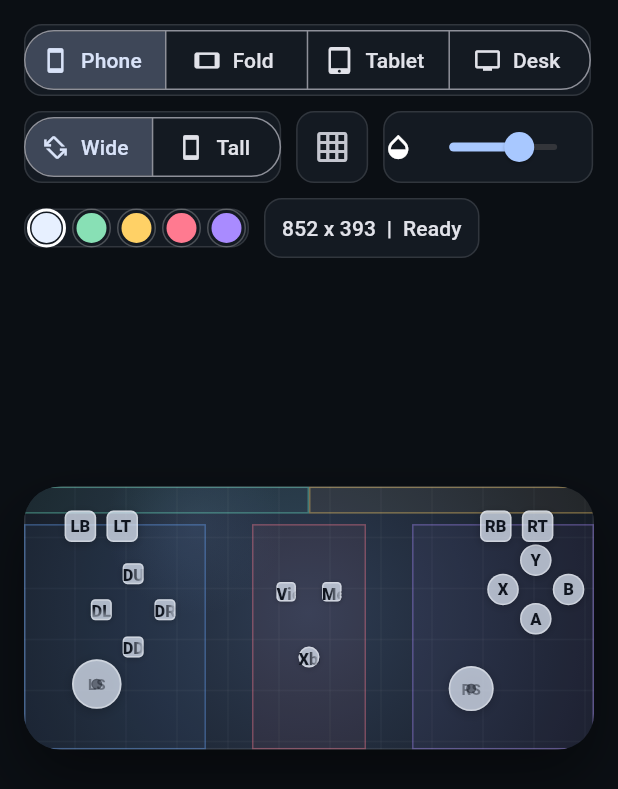
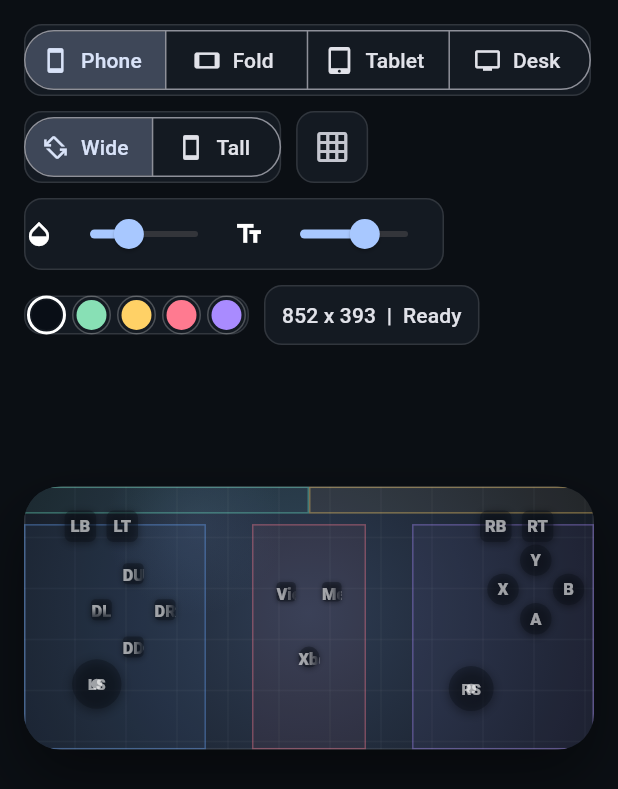
Before and after one commit to CloudPlayPlus/onscreen_gamepad, a Flutter app: the screen it shows after launch, on a phone screen of 412 x 824 dp. Shown: the top 789 px of the screen. Run offline on Flutter 3.47's test engine with Material 3 defaults, Android fonts, the phone set to English and light mode, and no system bars; our stand-ins replace plugin_platform_interface, web.

Commit message:
feat(ui): separate screen control opacity layers

```diff
--- a/example/lib/main.dart
+++ b/example/lib/main.dart
@@ -37,8 +37,9 @@ class _GamepadDemoPageState extends State<GamepadDemoPage> {
   _DemoDevice _device = _DemoDevice.phone;
   bool _landscape = true;
   bool _showZones = true;
-  double _opacity = 0.72;
-  Color _defaultColor = const Color(0xFFE7F0FF);
+  double _backgroundOpacity = 0.36;
+  double _foregroundOpacity = 0.60;
+  Color _defaultColor = const Color(0xFF090E16);
   final Set<String> _activeControlIds = {};
   String _lastEvent = 'Ready';
 
@@ -51,7 +52,8 @@ class _GamepadDemoPageState extends State<GamepadDemoPage> {
   Widget build(BuildContext context) {
     final profile = kOnscreenGamepadXboxProfile.copyWith(
       defaultColor: _defaultColor,
-      opacity: _opacity,
+      backgroundOpacity: _backgroundOpacity,
+      foregroundOpacity: _foregroundOpacity,
     );
 
     return Scaffold(
@@ -80,14 +82,18 @@ class _GamepadDemoPageState extends State<GamepadDemoPage> {
               device: _device,
               landscape: _landscape,
               showZones: _showZones,
-              opacity: _opacity,
+              backgroundOpacity: _backgroundOpacity,
+              foregroundOpacity: _foregroundOpacity,
               defaultColor: _defaultColor,
               logicalSize: _logicalSize,
               lastEvent: _lastEvent,
               onDeviceChanged: (device) => setState(() => _device = device),
               onLandscapeChanged: (value) => setState(() => _landscape = value),
               onShowZonesChanged: (value) => setState(() => _showZones = value),
-              onOpacityChanged: (value) => setState(() => _opacity = value),
+              onBackgroundOpacityChanged: (value) =>
+                  setState(() => _backgroundOpacity = value),
+              onForegroundOpacityChanged: (value) =>
+                  setState(() => _foregroundOpacity = value),
               onDefaultColorChanged: (color) =>
                   setState(() => _defaultColor = color),
             ),
@@ -194,28 +200,32 @@ class _DemoToolbar extends StatelessWidget {
     required this.device,
     required this.landscape,
     required this.showZones,
-    required this.opacity,
+    required this.backgroundOpacity,
+    required this.foregroundOpacity,
     required this.defaultColor,
     required this.logicalSize,
     required this.lastEvent,
     required this.onDeviceChanged,
     required this.onLandscapeChanged,
     required this.onShowZonesChanged,
-    required this.onOpacityChanged,
+    required this.onBackgroundOpacityChanged,
+    required this.onForegroundOpacityChanged,
     required this.onDefaultColorChanged,
   });
 
   final _DemoDevice device;
   final bool landscape;
   final bool showZones;
-  final double opacity;
+  final double backgroundOpacity;
+  final double foregroundOpacity;
   final Color defaultColor;
   final Size logicalSize;
   final String lastEvent;
   final ValueChanged<_DemoDevice> onDeviceChanged;
   final ValueChanged<bool> onLandscapeChanged;
   final ValueChanged<bool> onShowZonesChanged;
-  final ValueChanged<double> onOpacityChanged;
+  final ValueChanged<double> onBackgroundOpacityChanged;
+  final ValueChanged<double> onForegroundOpacityChanged;
   final ValueChanged<Color> onDefaultColorChanged;
 
   @override
@@ -275,10 +285,20 @@ class _DemoToolbar extends StatelessWidget {
               SizedBox(
                 width: 120,
                 child: Slider(
-                  value: opacity,
-                  min: 0.35,
-                  max: 0.92,
-                  onChanged: onOpacityChanged,
+                  value: backgroundOpacity,
+                  min: 0,
+                  max: 1,
+                  onChanged: onBackgroundOpacityChanged,
+                ),
+              ),
+              const Icon(Icons.text_fields, size: 20),
+              SizedBox(
+                width: 120,
+                child: Slider(
+                  value: foregroundOpacity,
+                  min: 0,
+                  max: 1,
+                  onChanged: onForegroundOpacityChanged,
                 ),
               ),
             ],
@@ -492,7 +512,7 @@ class _DeviceSpec {
 }
 
 const _swatches = [
-  Color(0xFFE7F0FF),
+  Color(0xFF090E16),
   Color(0xFF88E0B5),
   Color(0xFFFFD166),
   Color(0xFFFF7A90),
--- a/lib/src/onscreen_gamepad_defaults.dart
+++ b/lib/src/onscreen_gamepad_defaults.dart
@@ -5,8 +5,9 @@ import 'onscreen_gamepad_models.dart';
 const kOnscreenGamepadXboxProfile = OnscreenGamepadProfile(
   id: 'xbox-default',
   name: 'Xbox Default',
-  defaultColor: Color(0xFFE7F0FF),
-  opacity: 0.72,
+  defaultColor: Color(0xFF090E16),
+  backgroundOpacity: 0.36,
+  foregroundOpacity: 0.60,
   controls: [
     OnscreenGamepadControl(
       id: 'left-stick',
--- a/lib/src/onscreen_gamepad_models.dart
+++ b/lib/src/onscreen_gamepad_models.dart
@@ -324,29 +324,33 @@ class OnscreenGamepadProfile {
     required this.id,
     required this.name,
     required this.controls,
-    this.defaultColor = const Color(0xFFE7F0FF),
-    this.opacity = 0.72,
+    this.defaultColor = const Color(0xFF090E16),
+    this.backgroundOpacity = 0.36,
+    this.foregroundOpacity = 0.60,
   });
 
   final String id;
   final String name;
   final List<OnscreenGamepadControl> controls;
   final Color defaultColor;
-  final double opacity;
+  final double backgroundOpacity;
+  final double foregroundOpacity;
 
   OnscreenGamepadProfile copyWith({
     String? id,
     String? name,
     List<OnscreenGamepadControl>? controls,
     Color? defaultColor,
-    double? opacity,
+    double? backgroundOpacity,
+    double? foregroundOpacity,
   }) {
     return OnscreenGamepadProfile(
       id: id ?? this.id,
       name: name ?? this.name,
       controls: controls ?? this.controls,
       defaultColor: defaultColor ?? this.defaultColor,
-      opacity: opacity ?? this.opacity,
+      backgroundOpacity: backgroundOpacity ?? this.backgroundOpacity,
+      foregroundOpacity: foregroundOpacity ?? this.foregroundOpacity,
     );
   }
 
@@ -355,7 +359,8 @@ class OnscreenGamepadProfile {
       'id': id,
       'n': name,
       'dc': defaultColor.toARGB32(),
-      'op': opacity,
+      'bo': backgroundOpacity,
+      'fo': foregroundOpacity,
       'b': controls.map((control) => control.toJson()).toList(),
     };
   }
@@ -364,8 +369,9 @@ class OnscreenGamepadProfile {
     return OnscreenGamepadProfile(
       id: _string(json['id'], ''),
       name: _string(json['n'], ''),
-      defaultColor: _color(json['dc'], const Color(0xFFE7F0FF)),
-      opacity: _double(json['op'], 0.72),
+      defaultColor: _color(json['dc'], const Color(0xFF090E16)),
+      backgroundOpacity: _double(json['bo'], 0.36),
+      foregroundOpacity: _double(json['fo'], 0.60),
       controls: _list(json['b'])
           .whereType<Map>()
           .map((item) => OnscreenGamepadControl.fromJson(_map(item)))
--- a/lib/src/onscreen_gamepad_overlay.dart
+++ b/lib/src/onscreen_gamepad_overlay.dart
@@ -131,17 +131,20 @@ class _ControlButtonState extends State<_ControlButton> {
   @override
   Widget build(BuildContext context) {
     final control = widget.placed.control;
-    final color = _withOpacity(
-      control.color ?? widget.profile.defaultColor,
-      widget.profile.opacity,
+    final backgroundColor = control.color ?? widget.profile.defaultColor;
+    final backgroundOpacity = widget.profile.backgroundOpacity;
+    final color = _withOpacity(backgroundColor, backgroundOpacity);
+    final activeBaseColor = Color.alphaBlend(
+      _withOpacity(Colors.white, 0.22),
+      backgroundColor.withAlpha(255),
     );
-    final activeColor = Color.alphaBlend(
-      _withOpacity(Colors.white, 0.22),
-      color,
-    );
+    final activeColor = _withOpacity(activeBaseColor, backgroundOpacity);
     final isActive = widget.isActive || _activePointer != null || _isToggled;
     final fillColor = isActive ? activeColor : color;
-    final foreground = _bestTextColor(fillColor);
+    final foreground = _withOpacity(
+      _bestTextColor(backgroundColor),
+      widget.profile.foregroundOpacity,
+    );
 
     return Listener(
       behavior: HitTestBehavior.opaque,
@@ -444,13 +447,9 @@ class _ControlVisual extends StatelessWidget {
           shape: shape,
           borderRadius: borderRadius,
           color: fillColor,
-          border: Border.all(
-            color: _withOpacity(Colors.white, isActive ? 0.72 : 0.38),
-            width: math.max(1.0, size * 0.035),
-          ),
           boxShadow: [
             BoxShadow(
-              color: _withOpacity(Colors.black, 0.22),
+              color: _withOpacity(Colors.black, 0.40),
               blurRadius: size * 0.18,
               offset: Offset(0, size * 0.05),
             ),
@@ -501,8 +500,8 @@ class _StickFace extends StatelessWidget {
   @override
   Widget build(BuildContext context) {
     final knobSize = size * 0.22;
-    final outerBorder = math.max(1.0, size * 0.035);
-    final maxTravel = math.max(0.0, size / 2 - outerBorder);
+    final edgeInset = math.max(1.0, size * 0.035);
+    final maxTravel = math.max(0.0, size / 2 - edgeInset);
 
     return SizedBox.square(
       dimension: size,
@@ -513,7 +512,7 @@ class _StickFace extends StatelessWidget {
           Text(
             label,
             style: TextStyle(
-              color: _withOpacity(color, 0.44),
+              color: color,
               fontSize: math.max(10, size * 0.16),
               fontWeight: FontWeight.w800,
               letterSpacing: 0,
@@ -522,14 +521,7 @@ class _StickFace extends StatelessWidget {
           Transform.translate(
             offset: Offset(value.dx * maxTravel, value.dy * maxTravel),
             child: DecoratedBox(
-              decoration: BoxDecoration(
-                shape: BoxShape.circle,
-                color: _withOpacity(color, 0.48),
-                border: Border.all(
-                  color: _withOpacity(color, 0.18),
-                  width: math.max(1.0, size * 0.018),
-                ),
-              ),
+              decoration: BoxDecoration(shape: BoxShape.circle, color: color),
               child: SizedBox.square(dimension: knobSize),
             ),
           ),
```
Also changed, not shown: 5 other files.
